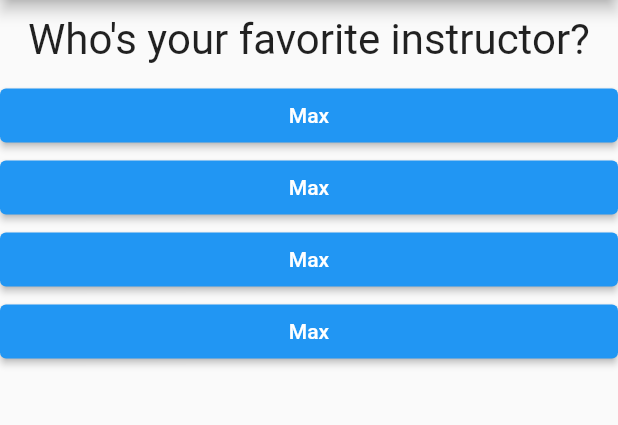
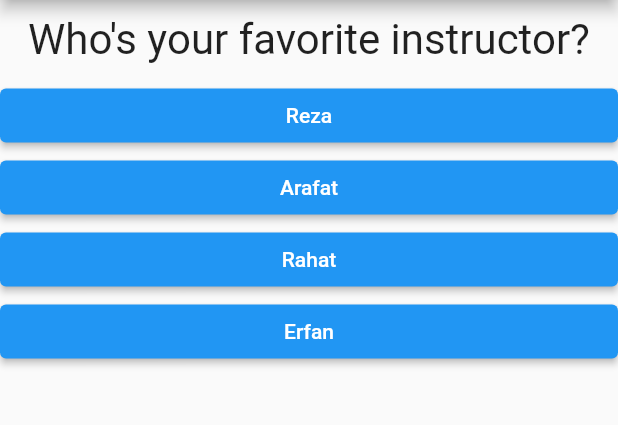
Before and after one commit to arafat-islam/flutter_complete_guide, a Flutter app: the screen it shows after launch, after a tap on "Black", after a tap on "Snake", on a phone screen of 412 x 824 dp, the part 84-509 px from its top. Run offline on Flutter 3.47's test engine with Material 2 defaults, Android fonts, the phone set to English and light mode, and no system bars.

Commit message:
end quiz app

```diff
--- a/lib/main.dart
+++ b/lib/main.dart
@@ -14,7 +14,7 @@ void main() => runApp(MyApp());
 class MyApp extends StatefulWidget {
   @override
   State<StatefulWidget> createState() {
-    // TODO: implement createState
+
     return _MyAppState();
   }
 }
@@ -42,7 +42,7 @@ class _MyAppState extends State<MyApp> {
       },
       {
         'questionText': 'Who\'s your favorite instructor?',
-        'answers': ['Max', 'Max', 'Max', 'Max'],
+        'answers': ['Reza', 'Arafat', 'Rahat', 'Erfan'],
       },
     ];
     return MaterialApp(
@@ -50,7 +50,13 @@ class _MyAppState extends State<MyApp> {
         appBar: AppBar(
           title: Text('My First App'),
         ),
-        body: _questionIndex < _questions.length ? Quiz(questions: _questions, answerQuestion: _answerQuestion, questionIndex: _questionIndex, ) : Result(),
+        body: _questionIndex < _questions.length
+            ? Quiz(
+                questions: _questions,
+                answerQuestion: _answerQuestion,
+                questionIndex: _questionIndex,
+              )
+            : Result(),
       ),
     );
   }
```
